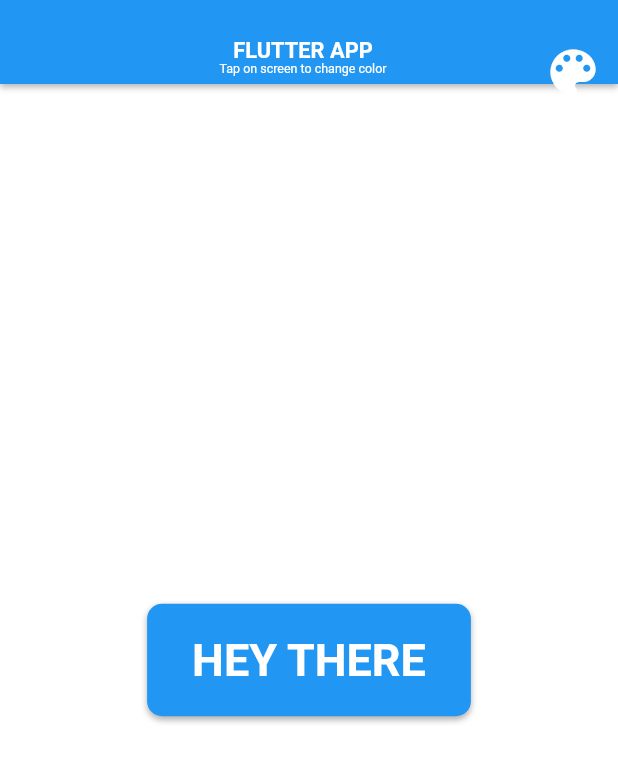
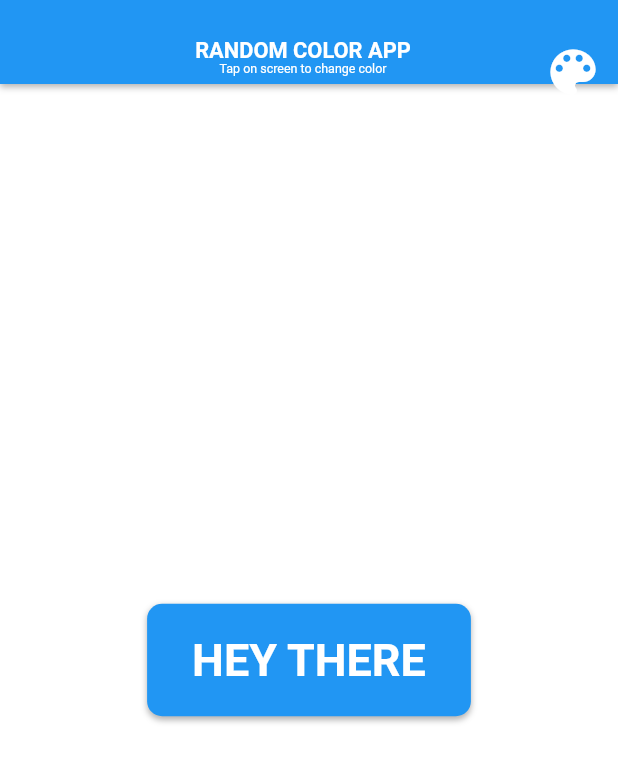
Before and after one commit to AndriyKondratyuk/solid_software, a Flutter app: the screen it shows after launch, on a phone screen of 412 x 824 dp. Shown: the top 762 px of the screen. Run offline on Flutter 3.47's test engine with Material 2 defaults, Android fonts, the phone set to English and light mode, and no system bars.

Commit message:
change title

```diff
--- a/lib/widgets/root.dart
+++ b/lib/widgets/root.dart
@@ -9,7 +9,7 @@ class RootPage extends StatefulWidget {
 
 class _RootPageState extends State<RootPage> {
   AppColors appColors = AppColors();
-  String _primaryAppBarTitle = 'Flutter app';
+  String _primaryAppBarTitle = 'Random Color app';
   String _secondaryAppBarTitle = 'Tap on screen to change color';
   String _centerContainerText = 'Hey there';
   String _colorPaletteText = 'Background colors';
```
